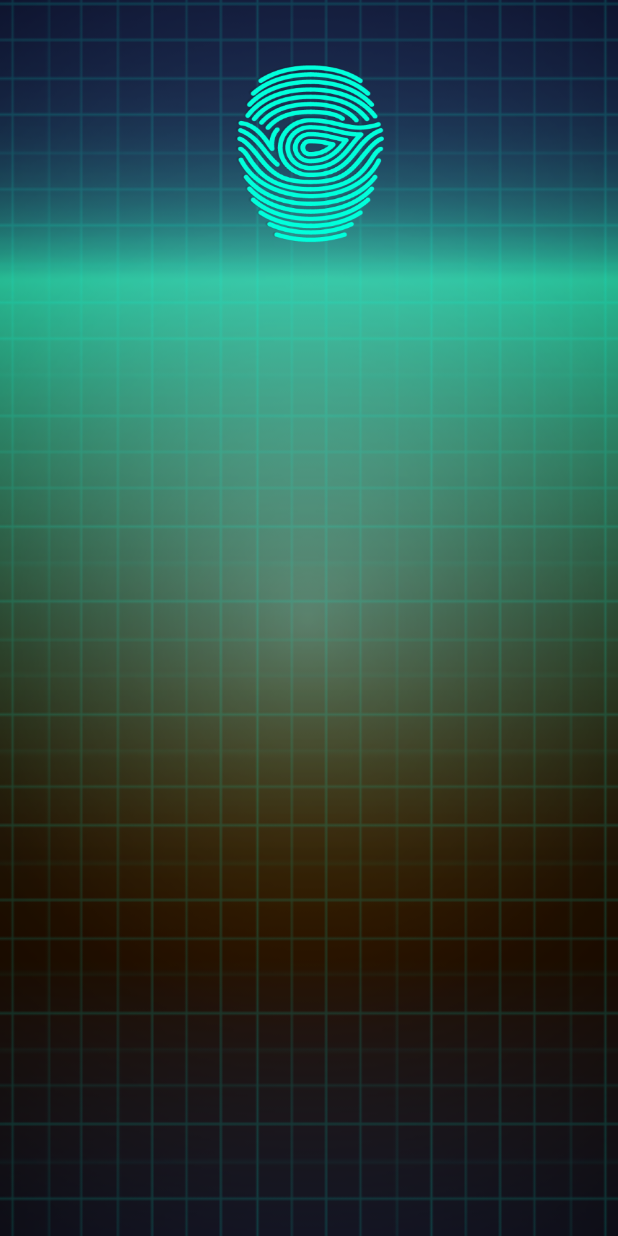
After one commit to DanyaProgrammer666/PranksApp, an Android app: the LieDetector screen opened directly, with no data from a screen before it, on a phone screen of 412 x 824 dp. The commit adds this screen. Run offline under Robolectric (Android 15) with nearby library versions, the phone set to English and light mode, and no system bars.

Commit message:
still stun gun

```diff
--- a/app/src/main/AndroidManifest.xml
+++ b/app/src/main/AndroidManifest.xml
@@ -24,7 +24,10 @@
             android:name=".RazorScreen"
             android:label="@string/title_activity_razor_screen"
             android:theme="@style/generalnotitle" />
-        <activity android:name=".shaverSetting"></activity>
+        <activity android:name=".shaverSetting" />
+        <activity android:name=".SchoolSound" />
+        <activity android:name=".LieDetector" />
+        <activity android:name=".ElectroScreen"></activity>
     </application>
 
 </manifest>
--- /dev/null
+++ b/app/src/main/java/com/example/viper_000/pranks/LieDetector.java
@@ -0,0 +1,45 @@
+package com.example.viper_000.pranks;
+
+import android.support.v7.app.AppCompatActivity;
+import android.os.Bundle;
+import android.view.View;
+import android.widget.Button;
+import android.widget.TextView;
+
+public class LieDetector extends AppCompatActivity {
+    int oldValue;
+    @Override
+    protected void onCreate(Bundle savedInstanceState) {
+        super.onCreate(savedInstanceState);
+        getSupportActionBar().hide();
+        setContentView(R.layout.activity_lie_detector);
+        changeTextOnce();
+
+    }
+
+    private void changeTextOnce() {
+        final TextView changingText = (TextView)findViewById(R.id.textView2);
+        Button changeTextButtonTrue = (Button)findViewById(R.id.button6);
+        Button changeTextButtonFalse = (Button)findViewById(R.id.button7);
+        Button changeTextButtonClear = (Button)findViewById(R.id.button5);
+
+        changeTextButtonFalse.setOnClickListener(new View.OnClickListener() {
+            @Override
+            public void onClick(View v) {
+                changingText.setText("Ложь");
+            }
+        });
+        changeTextButtonTrue.setOnClickListener(new View.OnClickListener() {
+            @Override
+            public void onClick(View v) {
+                changingText.setText("Правда");
+            }
+        });
+        changeTextButtonClear.setOnClickListener(new View.OnClickListener() {
+            @Override
+            public void onClick(View v) {
+                changingText.setText("");
+            }
+        });
+    }
+}
--- a/app/src/main/java/com/example/viper_000/pranks/RazorScreen.java
+++ b/app/src/main/java/com/example/viper_000/pranks/RazorScreen.java
@@ -2,6 +2,7 @@ package com.example.viper_000.pranks;
 
 import android.app.Activity;
 import android.content.Context;
+import android.content.Intent;
 import android.media.MediaPlayer;
 import android.os.Bundle;
 import android.os.Vibrator;
@@ -10,6 +11,7 @@ import android.view.MotionEvent;
 import android.view.View;
 import android.view.View.OnTouchListener;
 import android.widget.Button;
+import android.widget.ImageButton;
 
 public class RazorScreen extends AppCompatActivity implements OnTouchListener {
 
@@ -62,5 +64,6 @@ public class RazorScreen extends AppCompatActivity implements OnTouchListener {
 
             return true;
         }
+
     }
 }
--- /dev/null
+++ b/app/src/main/res/layout/activity_lie_detector.xml
@@ -0,0 +1,67 @@
+<?xml version="1.0" encoding="utf-8"?>
+<android.support.constraint.ConstraintLayout xmlns:android="http://schemas.android.com/apk/res/android"
+    xmlns:app="http://schemas.android.com/apk/res-auto"
+    xmlns:tools="http://schemas.android.com/tools"
+    android:layout_width="match_parent"
+    android:layout_height="match_parent"
+    android:background="@drawable/lie_f"
+    tools:context=".LieDetector">
+
+    <Button
+        android:id="@+id/button5"
+        android:layout_width="100dp"
+        android:layout_height="120dp"
+        android:layout_marginBottom="126dp"
+        android:layout_marginTop="42dp"
+        android:background="@drawable/lie_icon"
+        app:layout_constraintBottom_toTopOf="@+id/button7"
+        app:layout_constraintEnd_toEndOf="parent"
+        app:layout_constraintStart_toStartOf="parent"
+        app:layout_constraintTop_toTopOf="parent" />
+
+    <TextView
+        android:id="@+id/textView2"
+        android:layout_width="232dp"
+        android:layout_height="71dp"
+        android:layout_marginBottom="282dp"
+        android:fontFamily="@font/impact"
+        android:gravity="center"
+        android:text=""
+        android:textSize="35dp"
+        app:layout_constraintBottom_toBottomOf="parent"
+        app:layout_constraintEnd_toEndOf="parent"
+        app:layout_constraintStart_toStartOf="parent"
+        app:layout_constraintTop_toBottomOf="@+id/button5"
+        app:layout_constraintVertical_bias="0.0" />
+
+    <Button
+        android:id="@+id/button6"
+        android:layout_width="0dp"
+        android:layout_height="0dp"
+        android:layout_marginEnd="86dp"
+        android:layout_marginLeft="2dp"
+        android:layout_marginRight="86dp"
+        android:layout_marginStart="2dp"
+
+        android:alpha="0"
+        android:text="Button"
+        app:layout_constraintBottom_toBottomOf="parent"
+        app:layout_constraintEnd_toStartOf="@+id/button7"
+        app:layout_constraintStart_toStartOf="parent"
+        app:layout_constraintTop_toTopOf="@+id/button7" />
+
+    <Button
+        android:id="@+id/button7"
+        android:layout_width="0dp"
+        android:layout_height="0dp"
+        android:layout_marginBottom="6dp"
+        android:layout_marginEnd="4dp"
+        android:layout_marginRight="4dp"
+
+        android:alpha="0"
+        android:text="Button"
+        app:layout_constraintBottom_toBottomOf="parent"
+        app:layout_constraintEnd_toEndOf="parent"
+        app:layout_constraintStart_toEndOf="@+id/button6"
+        app:layout_constraintTop_toBottomOf="@+id/button5" />
+</android.support.constraint.ConstraintLayout>
--- a/app/src/main/res/values/strings.xml
+++ b/app/src/main/res/values/strings.xml
@@ -1,4 +1,7 @@
 <resources>
     <string name="app_name">Pranks</string>
     <string name="title_activity_razor_screen">RazorScreen</string>
+    <string name="btn_lie_false">Ложь</string>
+    <string name="btn_lie_true">Правда</string>
+    <string name="space"> </string>
 </resources>
```
Also changed, not shown: app/src/main/java/com/example/viper_000/pranks/ElectroScreen.java (added, +14 -0 lines), app/src/main/java/com/example/viper_000/pranks/MainActivity.java (+26 -7 lines), app/src/main/java/com/example/viper_000/pranks/SchoolSound.java (added, +46 -0 lines), app/src/main/java/com/example/viper_000/pranks/shaverSetting.java (+12 -0 lines), app/src/main/res/font/font_fam.xml (added, +7 -0 lines), app/src/main/res/layout/activity_electro_screen.xml (added, +9 -0 lines), app/src/main/res/layout/activity_school_sound.xml (added, +40 -0 lines), app/src/main/res/layout/activity_shaver_setting.xml (+25 -7 lines), 1 other file.
